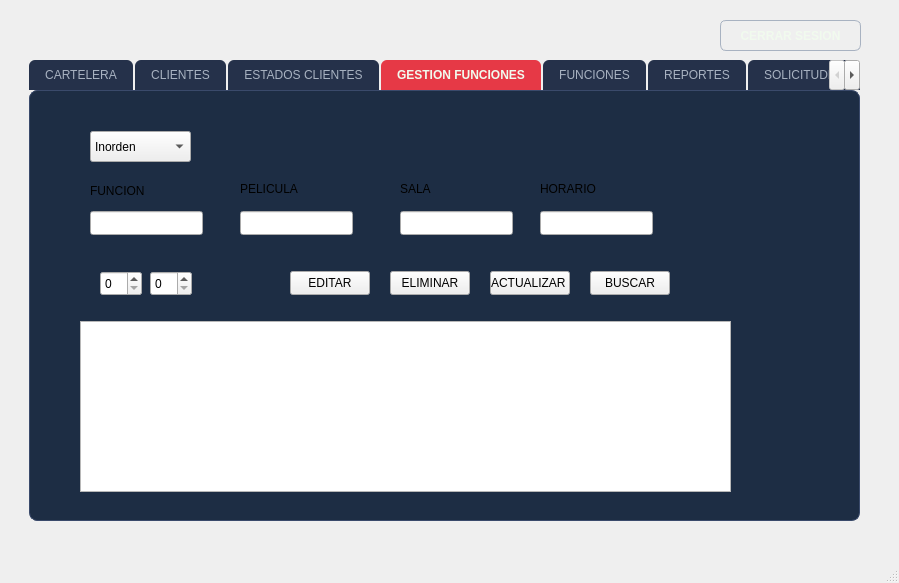
SABANd5/EDD_2S2026_PY_202303371, file FASE2/mainwindow.ui: the form before one commit.
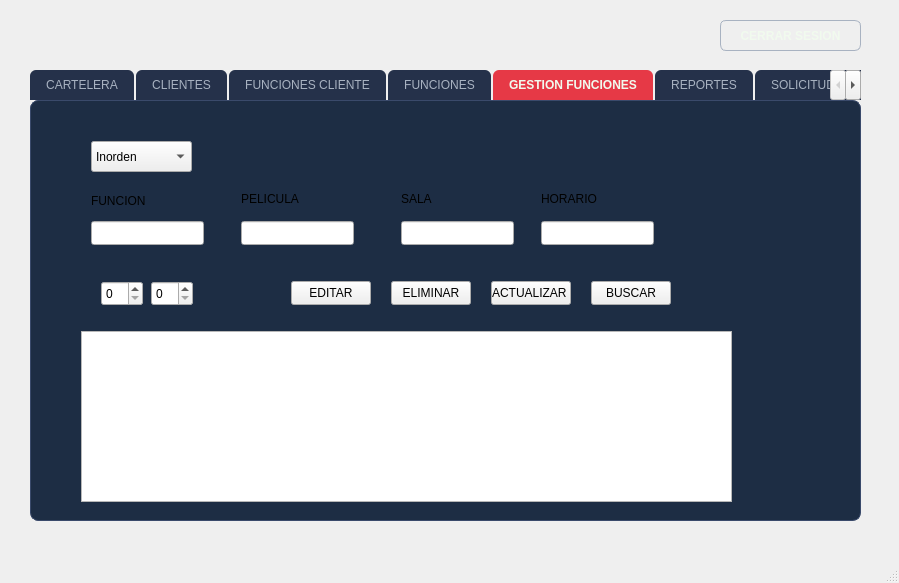
The form after the commit. The open tabs and pages were chosen to show the change.

Commit message: Funcionalidad de gestion clientes

```diff
--- a/FASE2/mainwindow.ui
+++ b/FASE2/mainwindow.ui
@@ -1530,10 +1530,10 @@
      <widget class="QTabWidget" name="tabWidget">
       <property name="geometry">
        <rect>
-        <x>29</x>
-        <y>80</y>
+        <x>30</x>
+        <y>90</y>
         <width>831</width>
-        <height>461</height>
+        <height>451</height>
        </rect>
       </property>
       <property name="styleSheet">
@@ -2257,7 +2257,7 @@
       </widget>
       <widget class="QWidget" name="tab_14">
        <attribute name="title">
-        <string>ESTADOS CLIENTES</string>
+        <string>FUNCIONES CLIENTE</string>
        </attribute>
        <widget class="QPushButton" name="btnConsulEstado">
         <property name="geometry">
@@ -2292,210 +2292,19 @@
          </rect>
         </property>
        </widget>
-      </widget>
-      <widget class="QWidget" name="tab_11">
-       <attribute name="title">
-        <string>GESTION FUNCIONES</string>
-       </attribute>
-       <widget class="QLineEdit" name="txtBuscarFuncion">
-        <property name="geometry">
-         <rect>
-          <x>60</x>
-          <y>120</y>
-          <width>113</width>
-          <height>24</height>
-         </rect>
-        </property>
-       </widget>
-       <widget class="QLineEdit" name="txtEditSala">
-        <property name="geometry">
-         <rect>
-          <x>370</x>
-          <y>120</y>
-          <width>113</width>
-          <height>24</height>
-         </rect>
-        </property>
-       </widget>
-       <widget class="QLineEdit" name="txtEditPelicula">
-        <property name="geometry">
-         <rect>
-          <x>210</x>
-          <y>120</y>
-          <width>113</width>
-          <height>24</height>
-         </rect>
-        </property>
-       </widget>
-       <widget class="QLineEdit" name="txtEditHorario">
-        <property name="geometry">
-         <rect>
-          <x>510</x>
-          <y>120</y>
-          <width>113</width>
-          <height>24</height>
-         </rect>
-        </property>
-       </widget>
-       <widget class="QSpinBox" name="spinBox">
-        <property name="geometry">
-         <rect>
-          <x>70</x>
-          <y>180</y>
-          <width>42</width>
-          <height>25</height>
-         </rect>
-        </property>
-       </widget>
-       <widget class="QSpinBox" name="spinBox_2">
-        <property name="geometry">
-         <rect>
-          <x>120</x>
-          <y>180</y>
-          <width>42</width>
-          <height>25</height>
-         </rect>
-        </property>
-       </widget>
-       <widget class="QTableWidget" name="tableWidget_2">
+       <widget class="QLabel" name="label_54">
         <property name="geometry">
          <rect>
           <x>50</x>
-          <y>230</y>
-          <width>651</width>
-          <height>171</height>
-         </rect>
-        </property>
-       </widget>
-       <widget class="QLabel" name="label_46">
-        <property name="geometry">
-         <rect>
-          <x>60</x>
-          <y>90</y>
-          <width>61</width>
-          <height>20</height>
-         </rect>
-        </property>
-        <property name="text">
-         <string>FUNCION</string>
-        </property>
-       </widget>
-       <widget class="QLabel" name="label_47">
-        <property name="geometry">
-         <rect>
-          <x>210</x>
-          <y>90</y>
-          <width>61</width>
+          <y>30</y>
+          <width>49</width>
           <height>16</height>
          </rect>
         </property>
         <property name="text">
-         <string>PELICULA</string>
+         <string>ID</string>
         </property>
        </widget>
-       <widget class="QLabel" name="label_48">
-        <property name="geometry">
-         <rect>
-          <x>370</x>
-          <y>90</y>
-          <width>51</width>
-          <height>16</height>
-         </rect>
-        </property>
-        <property name="text">
-         <string>SALA</string>
-        </property>
-       </widget>
-       <widget class="QLabel" name="label_49">
-        <property name="geometry">
-         <rect>
-          <x>510</x>
-          <y>90</y>
-          <width>61</width>
-          <height>16</height>
-         </rect>
-        </property>
-        <property name="text">
-         <string>HORARIO</string>
-        </property>
-       </widget>
-       <widget class="QPushButton" name="btnEditFuncion">
-        <property name="geometry">
-         <rect>
-          <x>260</x>
-          <y>180</y>
-          <width>80</width>
-          <height>24</height>
-         </rect>
-        </property>
-        <property name="text">
-         <string>EDITAR</string>
-        </property>
-       </widget>
-       <widget class="QPushButton" name="btnEliminarFun">
-        <property name="geometry">
-         <rect>
-          <x>360</x>
-          <y>180</y>
-          <width>80</width>
-          <height>24</height>
-         </rect>
-        </property>
-        <property name="text">
-         <string>ELIMINAR</string>
-        </property>
-       </widget>
-       <widget class="QPushButton" name="btnActualizarFuncion">
-        <property name="geometry">
-         <rect>
-          <x>460</x>
-          <y>180</y>
-          <width>80</width>
-          <height>24</height>
-         </rect>
-        </property>
-        <property name="text">
-         <string>ACTUALIZAR </string>
-        </property>
-       </widget>
-       <widget class="QPushButton" name="btnBuscarFuncion">
-        <property name="geometry">
-         <rect>
-          <x>560</x>
-          <y>180</y>
-          <width>80</width>
-          <height>24</height>
-         </rect>
-        </property>
-        <property name="text">
-         <string>BUSCAR</string>
-        </property>
-       </widget>
-       <widget class="QComboBox" name="cmbOrdenClientes_2">
-        <property name="geometry">
-         <rect>
-          <x>60</x>
-          <y>40</y>
-          <width>101</width>
-          <height>31</height>
-         </rect>
-        </property>
-        <item>
-         <property name="text">
-          <string>Inorden</string>
-         </property>
-        </item>
-        <item>
-         <property name="text">
-          <string>Preorden</string>
-         </property>
-        </item>
-        <item>
-         <property name="text">
-          <string>Postorden</string>
-         </property>
-        </item>
-       </widget>
       </widget>
       <widget class="QWidget" name="tab_5">
        <attribute name="title">
@@ -2918,6 +2727,210 @@
         </property>
        </widget>
       </widget>
+      <widget class="QWidget" name="tab_11">
+       <attribute name="title">
+        <string>GESTION FUNCIONES</string>
+       </attribute>
+       <widget class="QLineEdit" name="txtBuscarFuncion">
+        <property name="geometry">
+         <rect>
+          <x>60</x>
+          <y>120</y>
+          <width>113</width>
+          <height>24</height>
+         </rect>
+        </property>
+       </widget>
+       <widget class="QLineEdit" name="txtEditSala">
+        <property name="geometry">
+         <rect>
+          <x>370</x>
+          <y>120</y>
+          <width>113</width>
+          <height>24</height>
+         </rect>
+        </property>
+       </widget>
+       <widget class="QLineEdit" name="txtEditPelicula">
+        <property name="geometry">
+         <rect>
+          <x>210</x>
+          <y>120</y>
+          <width>113</width>
+          <height>24</height>
+         </rect>
+        </property>
+       </widget>
+       <widget class="QLineEdit" name="txtEditHorario">
+        <property name="geometry">
+         <rect>
+          <x>510</x>
+          <y>120</y>
+          <width>113</width>
+          <height>24</height>
+         </rect>
+        </property>
+       </widget>
+       <widget class="QSpinBox" name="spinBox">
+        <property name="geometry">
+         <rect>
+          <x>70</x>
+          <y>180</y>
+          <width>42</width>
+          <height>25</height>
+         </rect>
+        </property>
+       </widget>
+       <widget class="QSpinBox" name="spinBox_2">
+        <property name="geometry">
+         <rect>
+          <x>120</x>
+          <y>180</y>
+          <width>42</width>
+          <height>25</height>
+         </rect>
+        </property>
+       </widget>
+       <widget class="QTableWidget" name="tblFuncionesRegistradas">
+        <property name="geometry">
+         <rect>
+          <x>50</x>
+          <y>230</y>
+          <width>651</width>
+          <height>171</height>
+         </rect>
+        </property>
+       </widget>
+       <widget class="QLabel" name="label_46">
+        <property name="geometry">
+         <rect>
+          <x>60</x>
+          <y>90</y>
+          <width>61</width>
+          <height>20</height>
+         </rect>
+        </property>
+        <property name="text">
+         <string>FUNCION</string>
+        </property>
+       </widget>
+       <widget class="QLabel" name="label_47">
+        <property name="geometry">
+         <rect>
+          <x>210</x>
+          <y>90</y>
+          <width>61</width>
+          <height>16</height>
+         </rect>
+        </property>
+        <property name="text">
+         <string>PELICULA</string>
+        </property>
+       </widget>
+       <widget class="QLabel" name="label_48">
+        <property name="geometry">
+         <rect>
+          <x>370</x>
+          <y>90</y>
+          <width>51</width>
+          <height>16</height>
+         </rect>
+        </property>
+        <property name="text">
+         <string>SALA</string>
+        </property>
+       </widget>
+       <widget class="QLabel" name="label_49">
+        <property name="geometry">
+         <rect>
+          <x>510</x>
+          <y>90</y>
+          <width>61</width>
+          <height>16</height>
+         </rect>
+        </property>
+        <property name="text">
+         <string>HORARIO</string>
+        </property>
+       </widget>
+       <widget class="QPushButton" name="btnEditFuncion">
+        <property name="geometry">
+         <rect>
+          <x>260</x>
+          <y>180</y>
+          <width>80</width>
+          <height>24</height>
+         </rect>
+        </property>
+        <property name="text">
+         <string>EDITAR</string>
+        </property>
+       </widget>
+       <widget class="QPushButton" name="btnEliminarFun">
+        <property name="geometry">
+         <rect>
+          <x>360</x>
+          <y>180</y>
+          <width>80</width>
+          <height>24</height>
+         </rect>
+        </property>
+        <property name="text">
+         <string>ELIMINAR</string>
+        </property>
+       </widget>
+       <widget class="QPushButton" name="btnActualizarFuncion">
+        <property name="geometry">
+         <rect>
+          <x>460</x>
+          <y>180</y>
+          <width>80</width>
+          <height>24</height>
+         </rect>
+        </property>
+        <property name="text">
+         <string>ACTUALIZAR </string>
+        </property>
+       </widget>
+       <widget class="QPushButton" name="btnBuscarFuncion">
+        <property name="geometry">
+         <rect>
+          <x>560</x>
+          <y>180</y>
+          <width>80</width>
+          <height>24</height>
+         </rect>
+        </property>
+        <property name="text">
+         <string>BUSCAR</string>
+        </property>
+       </widget>
+       <widget class="QComboBox" name="cmbOrdenClientes_2">
+        <property name="geometry">
+         <rect>
+          <x>60</x>
+          <y>40</y>
+          <width>101</width>
+          <height>31</height>
+         </rect>
+        </property>
+        <item>
+         <property name="text">
+          <string>Inorden</string>
+         </property>
+        </item>
+        <item>
+         <property name="text">
+          <string>Preorden</string>
+         </property>
+        </item>
+        <item>
+         <property name="text">
+          <string>Postorden</string>
+         </property>
+        </item>
+       </widget>
+      </widget>
       <widget class="QWidget" name="tab_7">
        <attribute name="title">
         <string>REPORTES</string>
```
Left out of the diff: 26 changed lines with no effect on the pictures. The commit also changes 7 other files.
